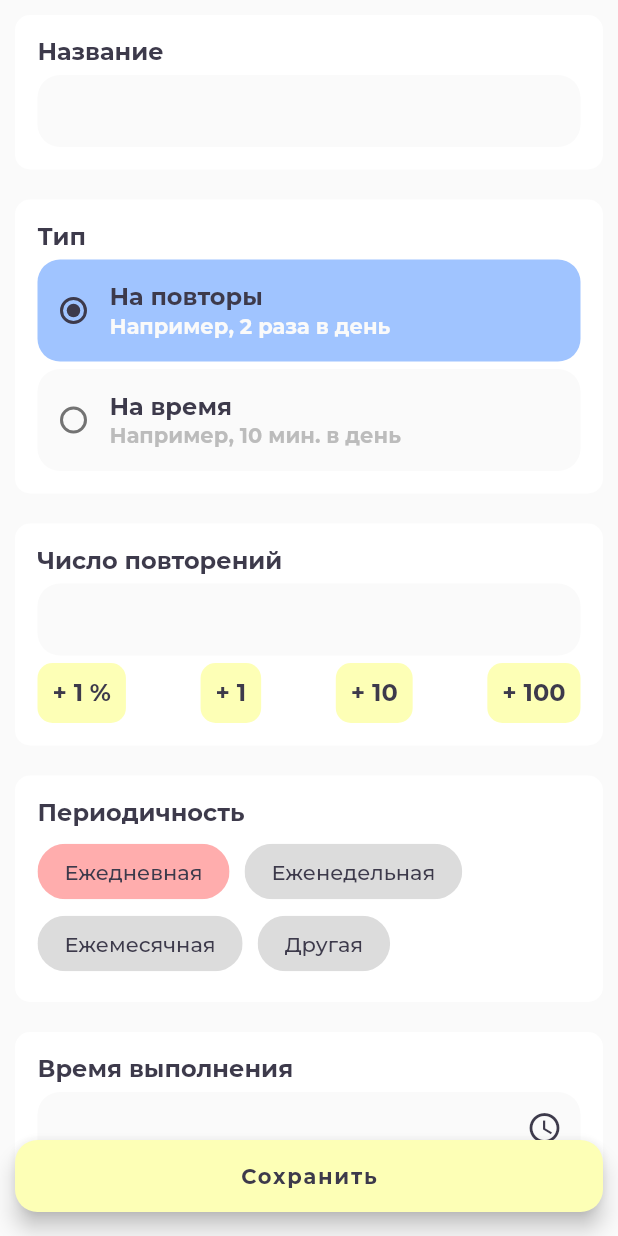
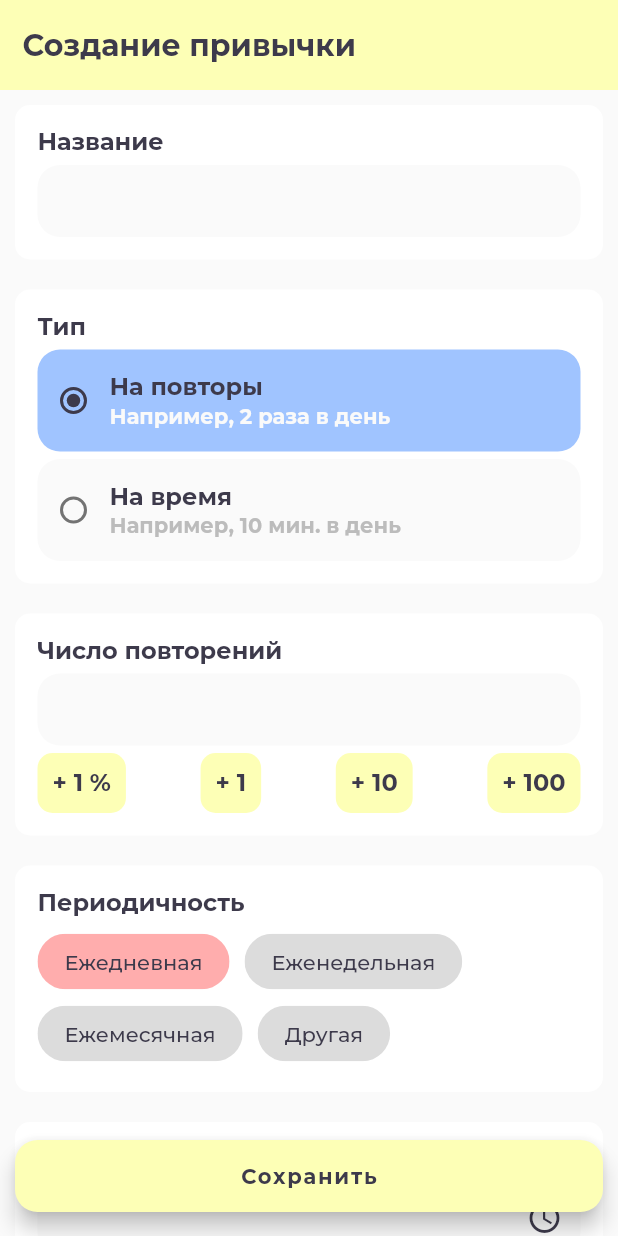
Before and after one commit to potykion/yaxxxta, a Flutter app: the HabitFormPage screen opened by its route, after a tap on "Сохранить", on a phone screen of 412 x 824 dp. Run offline on Flutter 3.47's test engine with Material 2 defaults, Android fonts, the phone set to English and light mode, and no system bars; our stand-ins replace cloud_firestore, device_info, firebase_auth, firebase_core, flutter_hooks, flutter_local_notifications and 12 more; missing offline and left inert: infinite_listview; accounts and stored records are empty; generated files the repository leaves out were written again.

Commit message:
#12 Апп бары везде

```diff
--- a/lib/core/ui/widgets/app_bars.dart
+++ b/lib/core/ui/widgets/app_bars.dart
@@ -1,21 +1,33 @@
+import 'package:flutter/cupertino.dart';
 import 'package:flutter/material.dart';
 
 import '../../../theme.dart';
 
 /// Создает апп бар
-PreferredSize buildAppBar({Widget child}) => PreferredSize(
-      preferredSize: Size.fromHeight(120),
+PreferredSize buildAppBar({
+  @required BuildContext context,
+  @required List<Widget> children,
+  bool transparent = false,
+  bool big = false,
+}) {
+  var appBarHeight = 130.0;
+  var statusBarHeight = MediaQuery.of(context).padding.top;
+
+  return PreferredSize(
+    preferredSize: Size.fromHeight(appBarHeight),
     child: Container(
-        color: CustomColors.yellow,
+      color: transparent ? Colors.transparent : CustomColors.yellow,
       child: Column(
+        crossAxisAlignment: CrossAxisAlignment.start,
         mainAxisSize: MainAxisSize.min,
         children: [
-            SizedBox(height: kToolbarHeight),
-            Padding(
-              padding: const EdgeInsets.symmetric(vertical: 10),
-              child: child,
+          SizedBox(height: statusBarHeight),
+          SizedBox(
+            height: big ? null : 60,
+            child: Row(children: children),
           ),
         ],
       ),
     ),
   );
+}
--- a/lib/core/ui/widgets/date.dart
+++ b/lib/core/ui/widgets/date.dart
@@ -31,7 +31,7 @@ class DateCarousel extends HookWidget {
     var selectedIndexState = useState(0);
 
     return SizedBox(
-      height: 70,
+      height: 75,
       child: InfiniteListView.builder(
         /// Сдвигаем лист-вью на половину экрана + 3 паддинга по 10,
         /// чтобы текущий день был посерединке
--- a/lib/core/ui/widgets/text.dart
+++ b/lib/core/ui/widgets/text.dart
@@ -93,11 +93,15 @@ class BiggestText extends StatelessWidget {
   /// Текст
   final String text;
 
+  final bool withPadding;
+
   /// Создает текст
-  const BiggestText({Key key, this.text}) : super(key: key);
+  const BiggestText({Key key, this.text, this.withPadding = false})
+      : super(key: key);
 
   @override
-  Widget build(BuildContext context) => Text(
+  Widget build(BuildContext context) {
+    Widget res = Text(
       text,
       style: TextStyle(
         fontSize: 20,
@@ -105,4 +109,14 @@ class BiggestText extends StatelessWidget {
         color: CustomColors.almostBlack,
       ),
     );
+
+    if (withPadding) {
+      res = Padding(
+        padding: const EdgeInsets.symmetric(horizontal: 15),
+        child: res,
+      );
     }
+
+    return res;
+  }
+}
--- a/lib/habit/ui/calendar/pages.dart
+++ b/lib/habit/ui/calendar/pages.dart
@@ -2,6 +2,7 @@ import 'package:flutter/material.dart';
 import 'package:flutter_hooks/flutter_hooks.dart';
 import 'package:flutter_riverpod/flutter_riverpod.dart';
 import 'package:hooks_riverpod/all.dart';
+import 'package:yaxxxta/core/ui/widgets/app_bars.dart';
 
 import '../../../core/ui/widgets/bottom_nav.dart';
 import '../../../core/ui/widgets/circular_progress.dart';
@@ -100,13 +101,11 @@ class HabitCalendarPage extends HookWidget {
     }
 
     return Scaffold(
-      appBar: PreferredSize(
-        preferredSize: Size.fromHeight(120),
-        child: Column(
-          mainAxisSize: MainAxisSize.min,
+      appBar: buildAppBar(
+        context: context,
           children: [
-            SizedBox(height: kToolbarHeight),
-            DateCarousel(
+            Expanded(
+              child: DateCarousel(
                 change: (date) {
                   context.read(selectedDateProvider).state = date;
                   context
@@ -115,8 +114,10 @@ class HabitCalendarPage extends HookWidget {
                   resetAnimatedList();
                 },
               ),
+            ),
           ],
-        ),
+        transparent: true,
+        big: true
       ),
       body: vmsAsyncValue.maybeWhen(
         data: (vms) => AnimatedList(
--- a/lib/habit/ui/details/pages.dart
+++ b/lib/habit/ui/details/pages.dart
@@ -1,6 +1,7 @@
 import 'package:flutter/material.dart';
 import 'package:flutter_hooks/flutter_hooks.dart';
 import 'package:hooks_riverpod/all.dart';
+import 'package:yaxxxta/theme.dart';
 
 import '../../../core/ui/deps.dart';
 import '../../../core/ui/widgets/app_bars.dart';
@@ -41,13 +42,12 @@ class HabitDetailsPage extends HookWidget {
         return Scaffold(
           key: _scaffold,
           appBar: buildAppBar(
-            child: Row(
-              children: [
-                BackButton(),
-                Expanded(child: BiggestText(text: habit.title)),
-                HabitActionsButton(habit: habit),
-              ],
-            ),
+            context: context,
+            children: [
+              BackButton(),
+              Expanded(child: BiggestText(text: habit.title)),
+              HabitActionsButton(habit: habit),
+            ],
           ),
           body: ListView(
             children: [
--- a/lib/habit/ui/details/widgets.dart
+++ b/lib/habit/ui/details/widgets.dart
@@ -31,6 +31,7 @@ class HabitActionsButton extends StatelessWidget {
   @override
   Widget build(BuildContext context) => IconButton(
       icon: Icon(Icons.more_vert),
+      color: CustomColors.almostBlack,
       onPressed: () async {
         var actionType = await showModalBottomSheet<HabitActionType>(
           context: context,
--- a/lib/habit/ui/form/pages.dart
+++ b/lib/habit/ui/form/pages.dart
@@ -1,6 +1,7 @@
 import 'package:flutter/material.dart';
 import 'package:flutter_hooks/flutter_hooks.dart';
 import 'package:hooks_riverpod/hooks_riverpod.dart';
+import '../../../core/ui/widgets/app_bars.dart';
 
 import '../../../core/domain/models.dart';
 import '../../../core/ui/widgets/card.dart';
@@ -29,12 +30,23 @@ class HabitFormPage extends HookWidget {
   Widget build(BuildContext context) {
     var vmState = useState(ModalRoute.of(context).settings.arguments as Habit ??
         Habit(created: DateTime.now()));
-    var vm = vmState.value;
+    var habit = vmState.value;
     setVm(Habit newVm) => vmState.value = newVm;
 
-    var error = useProvider(_error(vm));
+    var error = useProvider(_error(habit));
 
     return Scaffold(
+      appBar: buildAppBar(
+        context: context,
+        children: [
+          BiggestText(
+            text: habit.isUpdate
+                ? "Редактирование привычки"
+                : "Создание привычки",
+            withPadding: true,
+          )
+        ],
+      ),
       body: ListView(
         children: [
           //////////////////////////////////////////////////////////////////////
@@ -45,8 +57,9 @@ class HabitFormPage extends HookWidget {
               BiggerText(text: "Название"),
               SizedBox(height: 5),
               TextInput(
-                initial: vm.title,
-                change: (dynamic t) => setVm(vm.copyWith(title: t as String)),
+                initial: habit.title,
+                change: (dynamic t) =>
+                    setVm(habit.copyWith(title: t as String)),
               ),
             ],
           ),
@@ -62,25 +75,27 @@ class HabitFormPage extends HookWidget {
                 children: [
                   BiggerText(text: "Тип"),
                   Spacer(),
-                  if (vm.isUpdate) SmallerText(text: "нельзя изменить")
+                  if (habit.isUpdate) SmallerText(text: "нельзя изменить")
                 ],
               ),
               SizedBox(height: 5),
               HabitTypeRadioGroup(
-                initial: vm.type,
-                change: (type) => setVm(vm.copyWith(type: type, goalValue: 1)),
-                setBefore: vm.isUpdate,
+                initial: habit.type,
+                change: (type) =>
+                    setVm(habit.copyWith(type: type, goalValue: 1)),
+                setBefore: habit.isUpdate,
               ),
             ],
           ),
-          if (vm.type == HabitType.time)
+          if (habit.type == HabitType.time)
             PaddedContainerCard(
               children: [
                 BiggerText(text: "Продолжительность"),
                 SizedBox(height: 5),
                 DurationInput(
-                  initial: DoubleDuration.fromSeconds(vm.goalValue),
-                  change: (newDuration) => setVm(vm.applyDuration(newDuration)),
+                  initial: DoubleDuration.fromSeconds(habit.goalValue),
+                  change: (newDuration) =>
+                      setVm(habit.applyDuration(newDuration)),
                 ),
                 SizedBox(height: 5),
                 Row(
@@ -88,36 +103,36 @@ class HabitFormPage extends HookWidget {
                   children: [
                     SimpleButton(
                       text: "+ 1 %",
-                      onTap: () => setVm(vm.increaseGoalValueByPercent()),
+                      onTap: () => setVm(habit.increaseGoalValueByPercent()),
                     ),
                     SimpleButton(
                       text: "+ 1 сек",
                       onTap: () =>
-                          setVm(vm.copyWith(goalValue: vm.goalValue + 1)),
+                          setVm(habit.copyWith(goalValue: habit.goalValue + 1)),
                     ),
                     SimpleButton(
                       text: "+ 1 мин",
-                      onTap: () =>
-                          setVm(vm.copyWith(goalValue: vm.goalValue + 1 * 60)),
+                      onTap: () => setVm(
+                          habit.copyWith(goalValue: habit.goalValue + 1 * 60)),
                     ),
                     SimpleButton(
                       text: "+ 1 ч",
-                      onTap: () => setVm(
-                          vm.copyWith(goalValue: vm.goalValue + 1 * 3600)),
+                      onTap: () => setVm(habit.copyWith(
+                          goalValue: habit.goalValue + 1 * 3600)),
                     ),
                   ],
                 ),
               ],
             ),
-          if (vm.type == HabitType.repeats)
+          if (habit.type == HabitType.repeats)
             PaddedContainerCard(
               children: [
                 BiggerText(text: "Число повторений"),
                 SizedBox(height: 5),
                 TextInput<double>(
-                  initial: vm.goalValue,
+                  initial: habit.goalValue,
                   change: (dynamic v) =>
-                      setVm(vm.copyWith(goalValue: v as double)),
+                      setVm(habit.copyWith(goalValue: v as double)),
                 ),
                 SizedBox(height: 5),
                 Row(
@@ -125,22 +140,22 @@ class HabitFormPage extends HookWidget {
                   children: [
                     SimpleButton(
                       text: "+ 1 %",
-                      onTap: () => setVm(vm.increaseGoalValueByPercent()),
+                      onTap: () => setVm(habit.increaseGoalValueByPercent()),
                     ),
                     SimpleButton(
                       text: "+ 1",
                       onTap: () =>
-                          setVm(vm.copyWith(goalValue: vm.goalValue + 1)),
+                          setVm(habit.copyWith(goalValue: habit.goalValue + 1)),
                     ),
                     SimpleButton(
                       text: "+ 10",
-                      onTap: () =>
-                          setVm(vm.copyWith(goalValue: vm.goalValue + 10)),
+                      onTap: () => setVm(
+                          habit.copyWith(goalValue: habit.goalValue + 10)),
                     ),
                     SimpleButton(
                       text: "+ 100",
-                      onTap: () =>
-                          setVm(vm.copyWith(goalValue: vm.goalValue + 100)),
+                      onTap: () => setVm(
+                          habit.copyWith(goalValue: habit.goalValue + 100)),
                     ),
                   ],
                 )
@@ -160,10 +175,10 @@ class HabitFormPage extends HookWidget {
                 children: [
                   SimpleChip(
                     text: HabitPeriodType.day.verbose(),
-                    selected: !vm.isCustomPeriod &&
-                        vm.periodType == HabitPeriodType.day,
+                    selected: !habit.isCustomPeriod &&
+                        habit.periodType == HabitPeriodType.day,
                     change: (_) => setVm(
-                      vm.copyWith(
+                      habit.copyWith(
                         periodType: HabitPeriodType.day,
                         isCustomPeriod: false,
                       ),
@@ -171,10 +186,10 @@ class HabitFormPage extends HookWidget {
                   ),
                   SimpleChip(
                     text: HabitPeriodType.week.verbose(),
-                    selected: !vm.isCustomPeriod &&
-                        vm.periodType == HabitPeriodType.week,
+                    selected: !habit.isCustomPeriod &&
+                        habit.periodType == HabitPeriodType.week,
                     change: (_) => setVm(
-                      vm.copyWith(
+                      habit.copyWith(
                         periodType: HabitPeriodType.week,
                         isCustomPeriod: false,
                       ),
@@ -182,10 +197,10 @@ class HabitFormPage extends HookWidget {
                   ),
                   SimpleChip(
                     text: HabitPeriodType.month.verbose(),
-                    selected: !vm.isCustomPeriod &&
-                        vm.periodType == HabitPeriodType.month,
+                    selected: !habit.isCustomPeriod &&
+                        habit.periodType == HabitPeriodType.month,
                     change: (_) => setVm(
-                      vm.copyWith(
+                      habit.copyWith(
                         periodType: HabitPeriodType.month,
                         isCustomPeriod: false,
                       ),
@@ -193,37 +208,37 @@ class HabitFormPage extends HookWidget {
                   ),
                   SimpleChip(
                     text: "Другая",
-                    selected: vm.isCustomPeriod,
+                    selected: habit.isCustomPeriod,
                     change: (_) => setVm(
-                      vm.copyWith(isCustomPeriod: true),
+                      habit.copyWith(isCustomPeriod: true),
                     ),
                   ),
                 ],
               ),
-              if (vm.isCustomPeriod)
+              if (habit.isCustomPeriod)
                 Column(children: [
                   SizedBox(height: 5),
                   Row(
                     children: [
                       Flexible(
                           child: TextInput<int>(
-                        initial: vm.periodValue,
+                        initial: habit.periodValue,
                         change: (dynamic v) => setVm(
-                          vm.copyWith(periodValue: v as int),
+                          habit.copyWith(periodValue: v as int),
                         ),
                       )),
                       SizedBox(width: 10),
                       Expanded(
                         child: HabitPeriodTypeSelect(
-                          initial: vm.periodType,
-                          change: (t) => setVm(vm.copyWith(periodType: t)),
+                          initial: habit.periodType,
+                          change: (t) => setVm(habit.copyWith(periodType: t)),
                         ),
                         flex: 3,
                       )
                     ],
                   ),
                 ]),
-              if (vm.periodType == HabitPeriodType.week)
+              if (habit.periodType == HabitPeriodType.week)
                 Column(
                   crossAxisAlignment: CrossAxisAlignment.start,
                   children: [
@@ -231,12 +246,13 @@ class HabitFormPage extends HookWidget {
                     BiggerText(text: "Дни выполнения"),
                     SizedBox(height: 5),
                     WeekdaysPicker(
-                      initial: vm.performWeekdays,
-                      change: (ws) => setVm(vm.copyWith(performWeekdays: ws)),
+                      initial: habit.performWeekdays,
+                      change: (ws) =>
+                          setVm(habit.copyWith(performWeekdays: ws)),
                     )
                   ],
                 ),
-              if (vm.periodType == HabitPeriodType.month)
+              if (habit.periodType == HabitPeriodType.month)
                 Column(
                   children: [
                     SizedBox(height: 5),
@@ -249,9 +265,9 @@ class HabitFormPage extends HookWidget {
                     ),
                     SizedBox(height: 5),
                     TextInput<int>(
-                      initial: vm.performMonthDay,
+                      initial: habit.performMonthDay,
                       change: (dynamic d) =>
-                          setVm(vm.copyWith(performMonthDay: d as int)),
+                          setVm(habit.copyWith(performMonthDay: d as int)),
                     ),
                   ],
                 ),
@@ -269,18 +285,19 @@ class HabitFormPage extends HookWidget {
               BiggerText(text: "Время выполнения"),
               SizedBox(height: 5),
               TimePickerInput(
-                initial: vm.performTime,
-                change: (time) => setVm(vm.copyWith(performTime: time)),
+                initial: habit.performTime,
+                change: (time) => setVm(habit.copyWith(performTime: time)),
               ),
-              if (vm.performTime != null)
+              if (habit.performTime != null)
                 CheckboxListTile(
                   controlAffinity: ListTileControlAffinity.leading,
                   title: BiggerText(
                     text: "Отправить уведомление перед выполнением?",
                   ),
-                  value: vm.isNotificationsEnabled,
+                  value: habit.isNotificationsEnabled,
                   onChanged: (isNotificationsEnabled) => setVm(
-                    vm.copyWith(isNotificationsEnabled: isNotificationsEnabled),
+                    habit.copyWith(
+                        isNotificationsEnabled: isNotificationsEnabled),
                   ),
                   checkColor: CustomColors.almostBlack,
                 )
@@ -301,10 +318,10 @@ class HabitFormPage extends HookWidget {
           child: FloatingActionButton.extended(
             onPressed: error.isEmpty
                 ? () async {
-                    var habit = await context
+                    var createdHabit = await context
                         .read(habitControllerProvider)
-                        .createOrUpdateHabit(vm);
-                    Navigator.of(context).pop(habit);
+                        .createOrUpdateHabit(habit);
+                    Navigator.of(context).pop(createdHabit);
                   }
                 : null,
             label: SmallerText(
--- a/lib/habit/ui/list/pages.dart
+++ b/lib/habit/ui/list/pages.dart
@@ -3,6 +3,7 @@ import 'package:flutter_hooks/flutter_hooks.dart';
 import 'package:hooks_riverpod/all.dart';
 
 import '../../../core/ui/widgets/bottom_nav.dart';
+import '../../../core/ui/widgets/app_bars.dart';
 import '../../../core/ui/widgets/card.dart';
 import '../../../core/ui/widgets/circular_progress.dart';
 import '../../../core/ui/widgets/text.dart';
@@ -24,6 +25,10 @@ class HabitListPage extends HookWidget {
     var habitsAsyncValue = useProvider(habitControllerProvider.state);
 
     return Scaffold(
+      appBar: buildAppBar(
+        context: context,
+        children: [BiggestText(text: "Привычки", withPadding: true)],
+      ),
       body: habitsAsyncValue.maybeWhen(
         data: (habits) => ListView(
           children: [
--- a/lib/settings/ui/pages/settings.dart
+++ b/lib/settings/ui/pages/settings.dart
@@ -2,6 +2,7 @@ import 'package:firebase_auth/firebase_auth.dart' show FirebaseAuth;
 import 'package:flutter/material.dart';
 import 'package:flutter_hooks/flutter_hooks.dart';
 import 'package:hooks_riverpod/all.dart';
+import 'package:yaxxxta/core/ui/widgets/app_bars.dart';
 import '../../../auth/models.dart';
 import '../../../core/ui/deps.dart';
 
@@ -29,6 +30,10 @@ class SettingsPage extends HookWidget {
     }
 
     return Scaffold(
+      appBar: buildAppBar(
+        context: context,
+        children: [BiggestText(text: "Настроечки", withPadding: true)],
+      ),
       body: StreamBuilder<User>(
         stream: FirebaseAuth.instance
             .authStateChanges()
```
Lines whose indentation alone changed are shown as unchanged.
